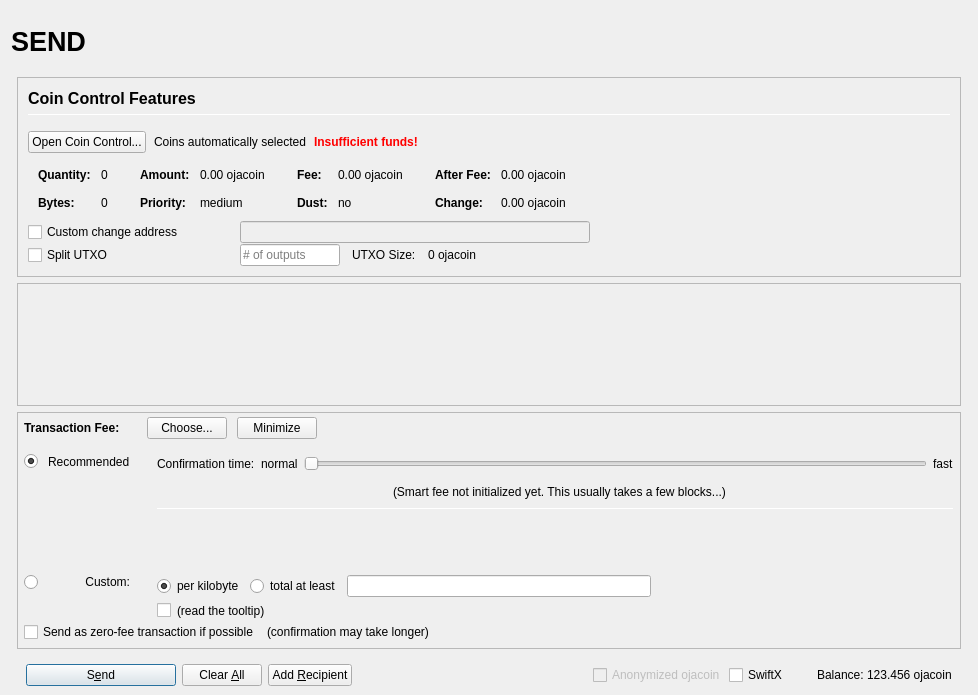
This is src/qt/forms/sendcoinsdialog.ui in amaterasutechnologies/amaterasu as Qt 5 draws it before an edit. The edited form follows.
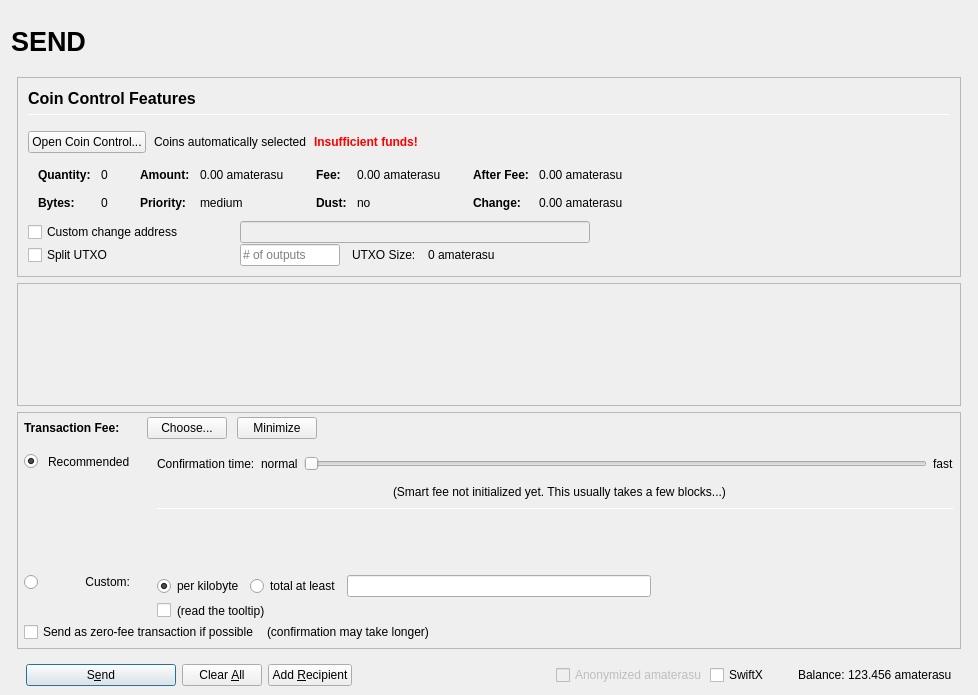
This is the edited form. Icons and pictures are not drawn. Custom widgets are drawn as their Qt base class.

Patch:
```diff
--- a/src/qt/forms/sendcoinsdialog.ui
+++ b/src/qt/forms/sendcoinsdialog.ui
@@ -493,7 +493,7 @@
                         <enum>Qt::ActionsContextMenu</enum>
                        </property>
                        <property name="text">
-                        <string notr="true">0.00 ojacoin</string>
+                        <string notr="true">0.00 amaterasu</string>
                        </property>
                        <property name="textInteractionFlags">
                         <set>Qt::LinksAccessibleByMouse|Qt::TextSelectableByKeyboard|Qt::TextSelectableByMouse</set>
@@ -573,7 +573,7 @@
                         <enum>Qt::ActionsContextMenu</enum>
                        </property>
                        <property name="text">
-                        <string notr="true">0.00 ojacoin</string>
+                        <string notr="true">0.00 amaterasu</string>
                        </property>
                        <property name="textInteractionFlags">
                         <set>Qt::LinksAccessibleByMouse|Qt::TextSelectableByKeyboard|Qt::TextSelectableByMouse</set>
@@ -653,7 +653,7 @@
                         <enum>Qt::ActionsContextMenu</enum>
                        </property>
                        <property name="text">
-                        <string notr="true">0.00 ojacoin</string>
+                        <string notr="true">0.00 amaterasu</string>
                        </property>
                        <property name="textInteractionFlags">
                         <set>Qt::LinksAccessibleByMouse|Qt::TextSelectableByKeyboard|Qt::TextSelectableByMouse</set>
@@ -682,7 +682,7 @@
                         <enum>Qt::ActionsContextMenu</enum>
                        </property>
                        <property name="text">
-                        <string notr="true">0.00 ojacoin</string>
+                        <string notr="true">0.00 amaterasu</string>
                        </property>
                        <property name="textInteractionFlags">
                         <set>Qt::LinksAccessibleByMouse|Qt::TextSelectableByKeyboard|Qt::TextSelectableByMouse</set>
@@ -849,7 +849,7 @@
                 <item>
                  <widget class="QLabel" name="labelBlockSize">
                   <property name="text">
-                   <string>0 ojacoin</string>
+                   <string>0 amaterasu</string>
                   </property>
                  </widget>
                 </item>
@@ -1686,7 +1686,7 @@
                 <bool>false</bool>
                </property>
                <property name="text">
-                <string>Anonymized ojacoin</string>
+                <string>Anonymized amaterasu</string>
                </property>
               </widget>
              </item>
@@ -1725,7 +1725,7 @@
                 <cursorShape>IBeamCursor</cursorShape>
                </property>
                <property name="text">
-                <string notr="true">123.456 ojacoin</string>
+                <string notr="true">123.456 amaterasu</string>
                </property>
                <property name="textInteractionFlags">
                 <set>Qt::LinksAccessibleByMouse|Qt::TextSelectableByKeyboard|Qt::TextSelectableByMouse</set>
```
Left out of the diff: 12 changed lines with no effect on the pictures.
